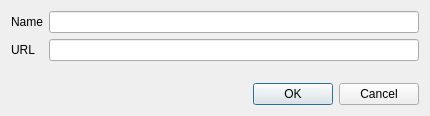
Above: ui/new_server_dialog_base.ui from giscube/giscube-admin-qgis-plugin before the change. Below: the same form after it.
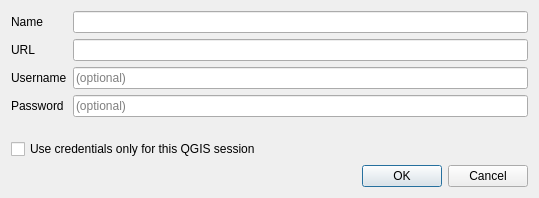
That is the form after the change.

Commit message: Add optional credentials in new server dialog

Diff of the .ui file:
```diff
--- a/ui/new_server_dialog_base.ui
+++ b/ui/new_server_dialog_base.ui
@@ -6,8 +6,8 @@
    <rect>
     <x>0</x>
     <y>0</y>
-    <width>430</width>
-    <height>116</height>
+    <width>539</width>
+    <height>198</height>
    </rect>
   </property>
   <property name="windowTitle">
@@ -36,8 +36,46 @@
      <item row="1" column="1">
       <widget class="QLineEdit" name="url"/>
      </item>
+     <item row="2" column="0">
+      <widget class="QLabel" name="username_label">
+       <property name="text">
+        <string>Username</string>
+       </property>
+      </widget>
+     </item>
+     <item row="3" column="0">
+      <widget class="QLabel" name="password_label">
+       <property name="text">
+        <string>Password</string>
+       </property>
+      </widget>
+     </item>
+     <item row="2" column="1">
+      <widget class="QLineEdit" name="username">
+       <property name="placeholderText">
+        <string>(optional)</string>
+       </property>
+      </widget>
+     </item>
+     <item row="3" column="1">
+      <widget class="QLineEdit" name="password">
+       <property name="echoMode">
+        <enum>QLineEdit::Password</enum>
+       </property>
+       <property name="placeholderText">
+        <string>(optional)</string>
+       </property>
+      </widget>
+     </item>
     </layout>
    </item>
+   <item>
+    <widget class="QCheckBox" name="discard_tokens">
+     <property name="text">
+      <string>Use credentials only for this QGIS session</string>
+     </property>
+    </widget>
+   </item>
    <item>
     <widget class="QDialogButtonBox" name="buttonBox">
      <property name="orientation">
```
Left out of the diff: 3 changed lines with no effect on the pictures. The commit also changes 3 other files.
